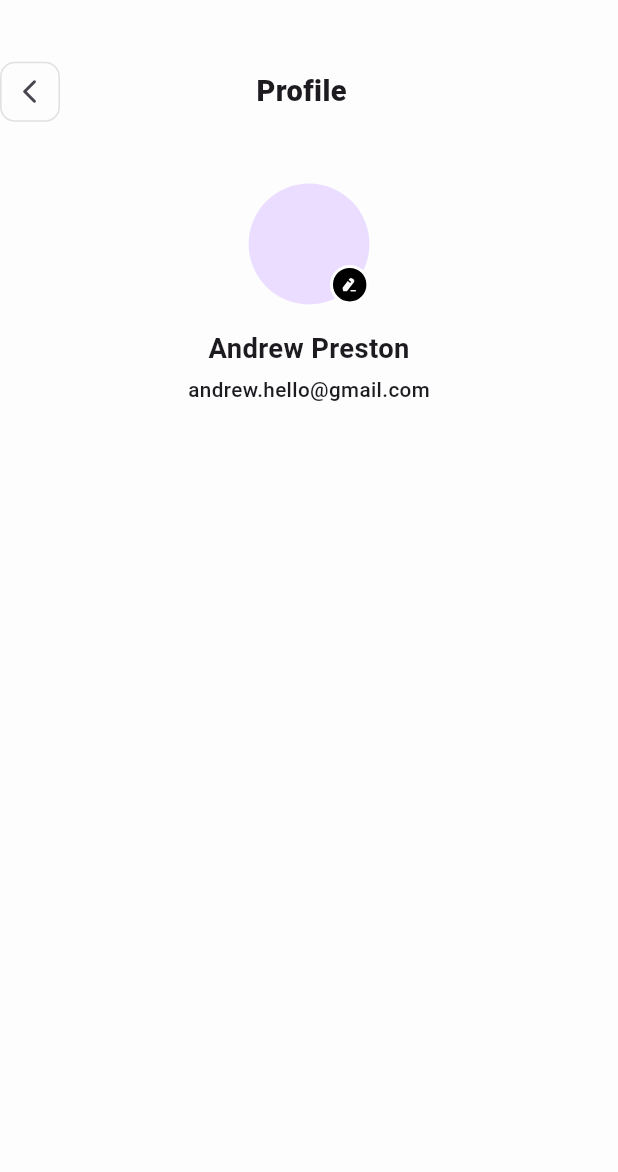
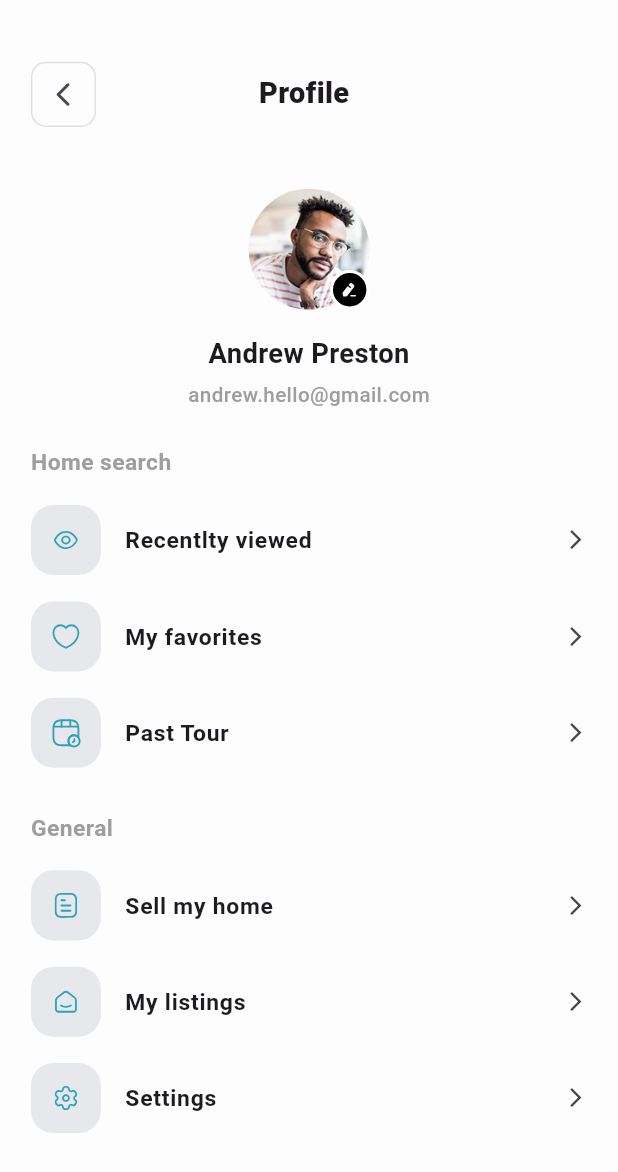
Before and after one commit to asimhanif76/Realix-Real_Estate_App, a Flutter app: the ProfilePage screen opened directly, on a phone screen of 412 x 824 dp. Shown: the top 1172 px of the screen. Run offline on Flutter 3.47's test engine with Material 3 defaults, Android fonts, the phone set to English and light mode, and no system bars; our stand-ins replace flutter_svg, get, grouped_list, image_picker, responsive_sizer, smooth_page_indicator.

Commit message:
Update Profile Page

```diff
--- a/lib/commons/app_strings.dart
+++ b/lib/commons/app_strings.dart
@@ -30,5 +30,6 @@ class AppStrings {
   static String online = 'Online';
   static String writeMessage = 'Write a reply...';
   static String message = 'Message';
+  static String profile = 'Profile';
   static String a = '';
 }
--- /dev/null
+++ b/lib/controllers/profile_page_controller.dart
@@ -0,0 +1,40 @@
+import 'package:get/get.dart';
+import 'package:realix_real_estate_app/model/user_model.dart';
+
+class ProfilePageController extends GetxController {
+  // RxList userProfile =<UserModel>[
+  //   UserModel(userName: 'Andrew Preston', userImage: 'userImage', userEmail: 'andrew.hello@gmail.com')
+  // ].obs;
+
+  var user = UserModel(
+      userName: 'Andrew Preston',
+      userImage: 'assets/images/profile_image.png',
+      userEmail: 'andrew.hello@gmail.com');
+
+  List settingOptions = [
+    {
+      "svgImage": 'assets/images/svg/recently_view.svg',
+      'title': 'Recentlty viewed',
+    },
+    {
+      "svgImage": 'assets/images/svg/my_favourite.svg',
+      'title': 'My favorites',
+    },
+    {
+      "svgImage": 'assets/images/svg/past_tour.svg',
+      'title': 'Past Tour',
+    },
+    {
+      "svgImage": 'assets/images/svg/sell_my_home.svg',
+      'title': 'Sell my home',
+    },
+    {
+      "svgImage": 'assets/images/svg/my_listing.svg',
+      'title': 'My listings ',
+    },
+    {
+      "svgImage": 'assets/images/svg/settings.svg',
+      'title': 'Settings',
+    },
+  ];
+}
--- /dev/null
+++ b/lib/model/user_model.dart
@@ -0,0 +1,9 @@
+class UserModel {
+  String userName;
+  String userImage;
+  String userEmail;
+  UserModel(
+      {required this.userName,
+      required this.userImage,
+      required this.userEmail});
+}
--- a/lib/views/notification/notification_page.dart
+++ b/lib/views/notification/notification_page.dart
@@ -103,11 +103,11 @@ class NotificationPage extends StatelessWidget {
         crossAxisAlignment: CrossAxisAlignment.start,
         children: [
           Container(
-            height: 50,
-            width: 50,
+            height: 28.sp,
+            width: 28.sp,
             decoration: BoxDecoration(
                 borderRadius: BorderRadius.circular(15),
-                color: Color(0xFF274D710A)),
+                color: Color(0xFFE6E8EC)),
             child: SvgPicture.asset(
               notification.iconPath,
               fit: BoxFit.scaleDown,
--- a/lib/views/profile/profile_page.dart
+++ b/lib/views/profile/profile_page.dart
@@ -1,11 +1,17 @@
 import 'package:flutter/material.dart';
 import 'package:flutter_svg/flutter_svg.dart';
+import 'package:get/get.dart';
 import 'package:realix_real_estate_app/commons/app_images.dart';
+import 'package:realix_real_estate_app/commons/app_strings.dart';
+import 'package:realix_real_estate_app/controllers/profile_page_controller.dart';
 import 'package:realix_real_estate_app/widgets/page_heading_row.dart';
 import 'package:responsive_sizer/responsive_sizer.dart';
 
 class ProfilePage extends StatelessWidget {
-  const ProfilePage({super.key});
+  ProfilePage({super.key});
+
+  ProfilePageController profilePageController =
+      Get.put(ProfilePageController());
 
   @override
   Widget build(BuildContext context) {
@@ -19,14 +25,95 @@ class ProfilePage extends StatelessWidget {
           SizedBox(
             height: height * 0.05,
           ),
-          PageHeadingRow(pageHeadingText: 'Profile'),
+          Padding(
+            padding: EdgeInsets.symmetric(horizontal: width * 0.05),
+            child: PageHeadingRow(pageHeadingText: AppStrings.profile),
+          ),
           SizedBox(
             height: height * 0.05,
           ),
+          _userProfileContainer(width),
+          ListView.builder(
+            padding: EdgeInsets.symmetric(horizontal: width * 0.05),
+            shrinkWrap: true,
+            itemCount: profilePageController.settingOptions.length,
+            itemBuilder: (context, index) {
+              final item = profilePageController.settingOptions[index];
+
+              return index == 0
+                  ? Column(
+                      children: [
+                        _buildProfileOptionHeading(width, 'Home search'),
+                        _buildProfileTile(item, height)
+                      ],
+                    )
+                  : index == 3
+                      ? Column(
+                          children: [
+                            _buildProfileOptionHeading(width, 'General'),
+                            _buildProfileTile(item, height)
+                          ],
+                        )
+                      : _buildProfileTile(item, height);
+            },
+          )
+        ],
+      ),
+    );
+  }
+
+  Widget _buildProfileTile(var item, double height) {
+    return Padding(
+      padding: EdgeInsets.only(top: height * 0.01),
+      child: ListTile(
+        contentPadding: EdgeInsets.all(0),
+        onTap: () {},
+        leading: Container(
+          height: 28.sp,
+          width: 28.sp,
+          decoration: BoxDecoration(
+              borderRadius: BorderRadius.circular(15),
+              color: Color(0xFFE6E8EC)),
+          child: SvgPicture.asset(
+            item['svgImage'],
+            fit: BoxFit.scaleDown,
+          ),
+        ),
+        title: Text(
+          item['title'],
+          style: TextStyle(fontSize: 16.sp, fontWeight: FontWeight.w600),
+        ),
+        trailing: Icon(
+          Icons.arrow_forward_ios,
+          size: 16.sp,
+        ),
+      ),
+    );
+  }
+
+  Widget _buildProfileOptionHeading(double width, String heading) {
+    return Padding(
+      padding: EdgeInsets.only(top: width * 0.06, bottom: width * 0.01),
+      child: Container(
+          alignment: Alignment.centerLeft,
+          child: Text(
+            heading,
+            style: TextStyle(
+                fontSize: 16.sp,
+                fontWeight: FontWeight.w600,
+                color: Colors.grey),
+          )),
+    );
+  }
+
+  Widget _userProfileContainer(double width) {
+    return Column(
+      children: [
         Stack(
           children: [
             CircleAvatar(
               radius: 26.sp,
+              backgroundImage: AssetImage(profilePageController.user.userImage),
             ),
             Positioned(
                 bottom: 0,
@@ -48,16 +135,18 @@ class ProfilePage extends StatelessWidget {
         Padding(
           padding: EdgeInsets.only(top: width * 0.04, bottom: width * 0.01),
           child: Text(
-              'Andrew Preston',
+            profilePageController.user.userName,
             style: TextStyle(fontSize: 17.5.sp, fontWeight: FontWeight.w700),
           ),
         ),
         Text(
-            'andrew.hello@gmail.com',
-            style: TextStyle(fontSize: 15.2.sp, fontWeight: FontWeight.w500),
+          profilePageController.user.userEmail,
+          style: TextStyle(
+              fontSize: 15.2.sp,
+              fontWeight: FontWeight.w500,
+              color: Colors.grey),
         ),
       ],
-      ),
     );
   }
 }
--- a/lib/widgets/page_heading_row.dart
+++ b/lib/widgets/page_heading_row.dart
@@ -12,8 +12,8 @@ class PageHeadingRow extends StatelessWidget {
       mainAxisAlignment: MainAxisAlignment.spaceBetween,
       children: [
         Container(
-          width: 40,
-          height: 40,
+          width: 27.sp,
+          height: 27.sp,
           decoration: BoxDecoration(
             borderRadius: BorderRadius.circular(10),
             border: Border.all(color: Colors.grey.shade300),
```
Also changed, not shown: assets/images/profile_image.png (added). Lines whose indentation alone changed are shown as unchanged.
